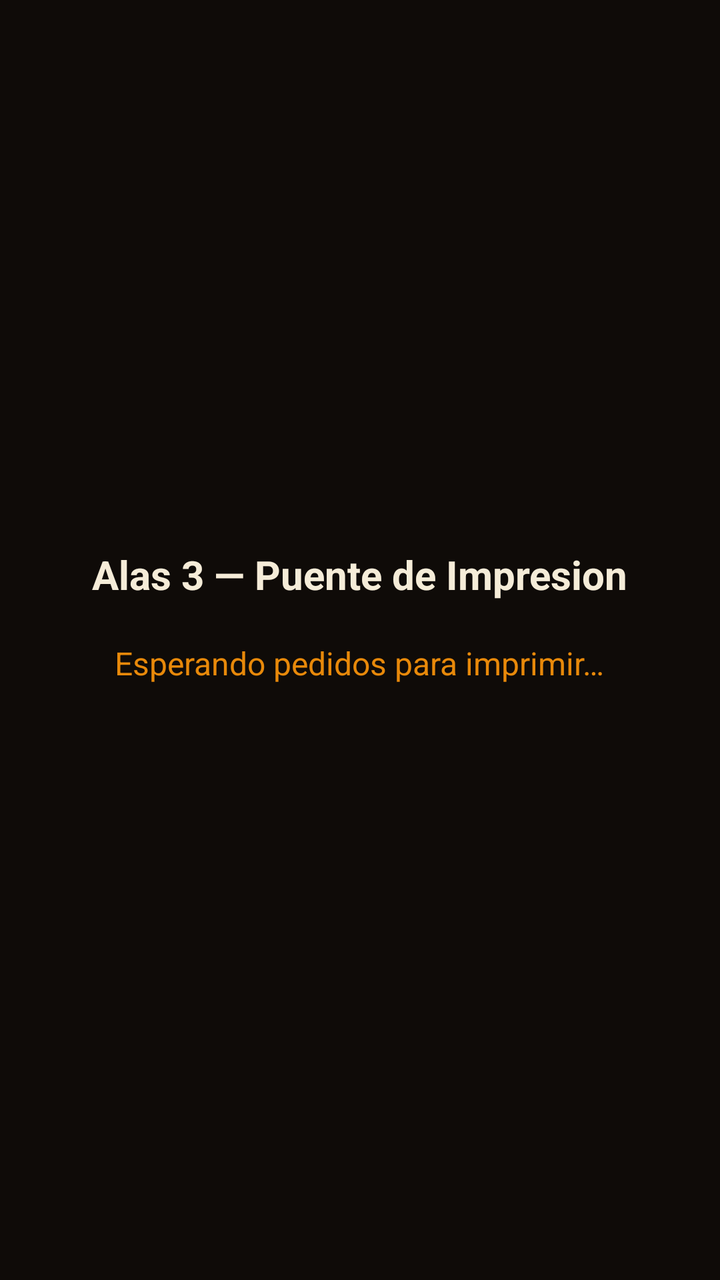
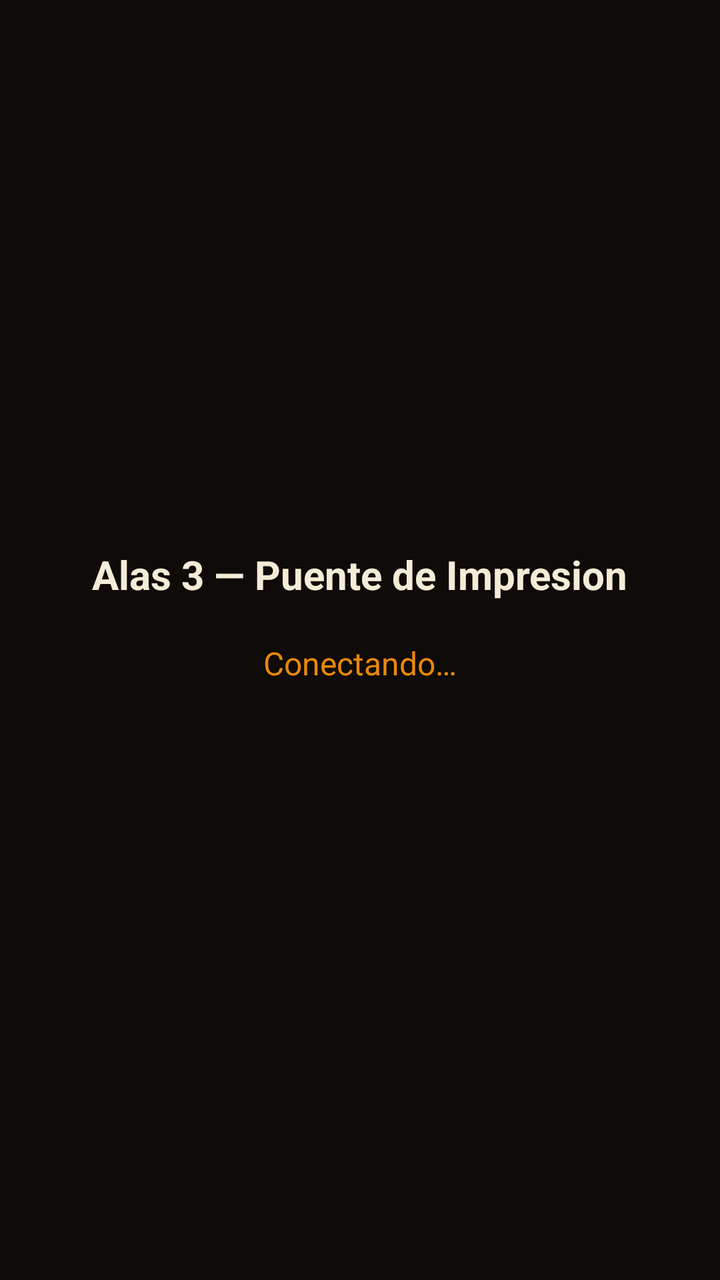

Two renders of the same Android screen: before a commit and after it. Below are the layout's source before the change and the commit's diff.
<!-- AndroidManifest.xml: application theme Theme.Alas3PrintBridge -->
<!-- res/layout/activity_main.xml -->
<?xml version="1.0" encoding="utf-8"?>
<LinearLayout xmlns:android="http://schemas.android.com/apk/res/android"
    android:layout_width="match_parent"
    android:layout_height="match_parent"
    android:orientation="vertical"
    android:gravity="center"
    android:padding="24dp"
    android:background="#0F0B08">

    <TextView
        android:id="@+id/tituloTxt"
        android:layout_width="wrap_content"
        android:layout_height="wrap_content"
        android:text="Alas 3 — Puente de Impresion"
        android:textColor="#F5ECD8"
        android:textSize="20sp"
        android:textStyle="bold"
        android:layout_marginBottom="20dp" />

    <TextView
        android:id="@+id/estadoTxt"
        android:layout_width="wrap_content"
        android:layout_height="wrap_content"
        android:text="Esperando pedidos para imprimir…"
        android:textColor="#E8890A"
        android:textSize="16sp"
        android:gravity="center"
        android:layout_marginBottom="24dp" />

    <Button
        android:id="@+id/cerrarBtn"
        android:layout_width="wrap_content"
        android:layout_height="wrap_content"
        android:text="Cerrar"
        android:visibility="gone" />

</LinearLayout>
<!-- resources referenced by this layout -->
<resources>
  <style name="Theme.Alas3PrintBridge" parent="Theme.AppCompat.Light.NoActionBar" />
</resources>

<!-- the commit's change to res/layout/activity_main.xml (unified diff, before → after) -->
@@ -21,7 +21,7 @@
         android:id="@+id/estadoTxt"
         android:layout_width="wrap_content"
         android:layout_height="wrap_content"
-        android:text="Esperando pedidos para imprimir…"
+        android:text="Conectando…"
         android:textColor="#E8890A"
         android:textSize="16sp"
         android:gravity="center"
